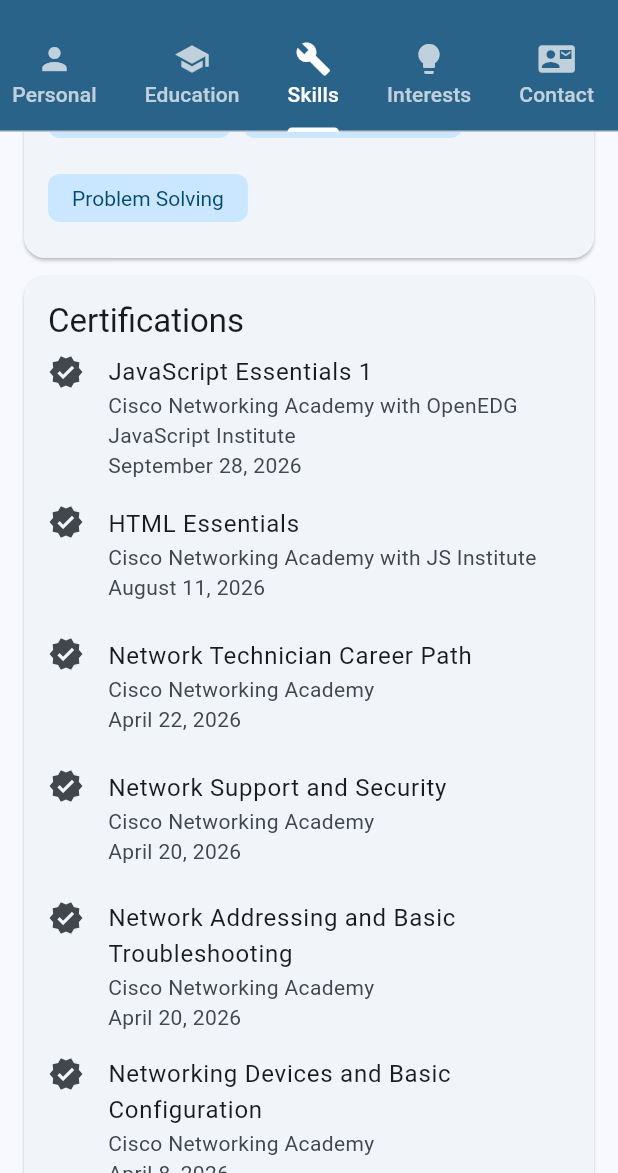
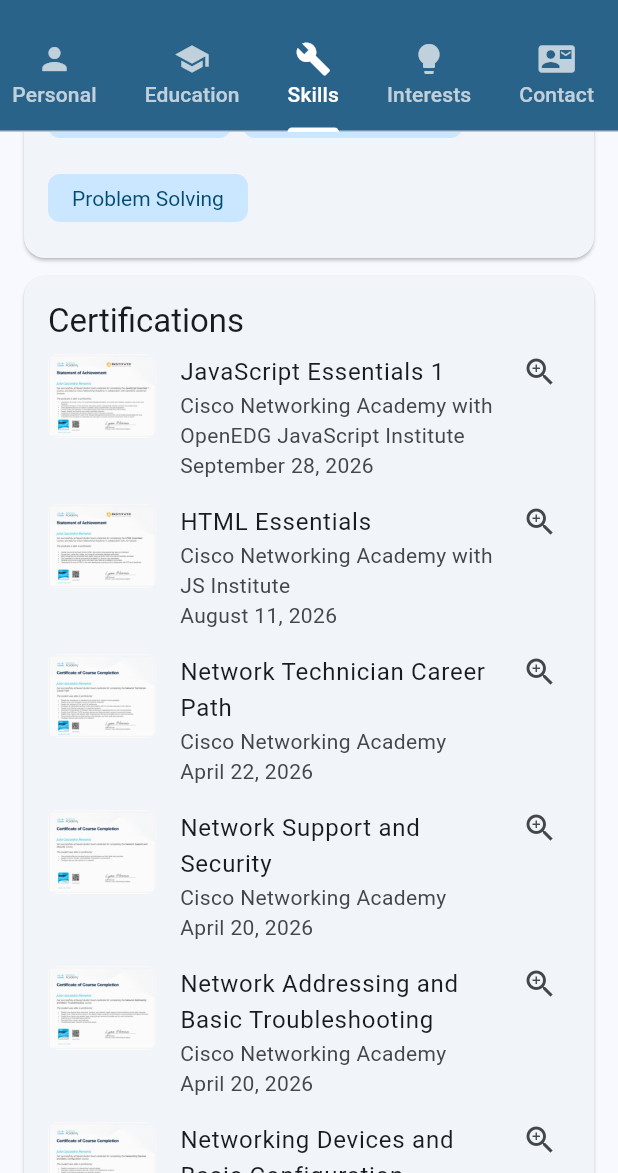
Before and after one commit to lcct-24-13115/my_portfolio, a Flutter app: the screen it shows after launch, tab 3 chosen, scrolled down 576 dp, on a phone screen of 412 x 824 dp, the part 63-1236 px from its top. Run offline on Flutter 3.47's test engine with Material 3 defaults, Android fonts, the phone set to English and light mode, and no system bars.

Commit message:
Add certificate images

```diff
--- a/lib/screens/skills_tab.dart
+++ b/lib/screens/skills_tab.dart
@@ -33,74 +33,89 @@
     'Problem Solving',
   ];
 
-  // Format: (certificate, issuer, date issued)
+  // Format: (certificate, issuer, date issued, image file)
   // Cisco Networking Academy certificates, newest first.
-  static const List<(String, String, String)> _certifications = [
+  static const List<(String, String, String, String)> _certifications = [
     (
       'JavaScript Essentials 1',
       'Cisco Networking Academy with OpenEDG JavaScript Institute',
       'September 28, 2026',
+      'assets/images/cert_js_essentials_1.jpg'
     ),
     (
       'HTML Essentials',
       'Cisco Networking Academy with JS Institute',
       'August 11, 2026',
+      'assets/images/cert_html_essentials.jpg'
     ),
     (
       'Network Technician Career Path',
       'Cisco Networking Academy',
       'April 22, 2026',
+      'assets/images/cert_network_technician.jpg'
     ),
     (
       'Network Support and Security',
       'Cisco Networking Academy',
       'April 20, 2026',
+      'assets/images/cert_network_support_security.jpg'
     ),
     (
       'Network Addressing and Basic Troubleshooting',
       'Cisco Networking Academy',
       'April 20, 2026',
+      'assets/images/cert_network_addressing.jpg'
     ),
     (
       'Networking Devices and Basic Configuration',
       'Cisco Networking Academy',
       'April 8, 2026',
+      'assets/images/cert_networking_devices.jpg'
     ),
-    ('Networking Basics', 'Cisco Networking Academy', 'April 7, 2026'),
+    (
+      'Networking Basics',
+      'Cisco Networking Academy',
+      'April 7, 2026',
+      'assets/images/cert_networking_basics.jpg'
+    ),
   ];
 
-  // Format: (seminar / training, venue, date)
+    // Format: (seminar / training, venue, date)
   static const List<(String, String, String)> _training = [
     (
       'Data Analytics for Better Decisions',
       'Manila, Phils.',
-      'October 15, 2026',
+      'October 15, 2026'
     ),
-    ('Cloud Tools for Productivity', 'Manila, Phils.', 'October 14, 2026'),
+    (
+      'Cloud Tools for Productivity',
+      'Manila, Phils.',
+      'October 14, 2026'
+    ),
     (
       'Financial Technology and AI Industry Seminar',
       'TP ICAP, Bonifacio Global City, Taguig',
-      'March 23, 2026',
+      'March 23, 2026'
     ),
     (
       'Machine Learning and Software Development Seminar',
       'La Consolacion College Tanauan',
-      'March 18-19, 2026',
+      'March 18-19, 2026'
     ),
     (
       '2-Day Technical Training: Robotics / Programming / Hackathon',
       'La Consolacion College Tanauan',
-      'March 18-19, 2026',
+      'March 18-19, 2026'
     ),
     (
       'Batangas Information Technology Conference (BITCON)',
       'Lipa City, Batangas',
-      'April 25, 2025',
+      'April 25, 2025'
     ),
     (
       'Intel Seminar: Navigating the AI Frontier',
       'La Consolacion College Tanauan',
-      'March 25, 2025',
+      'March 25, 2025'
     ),
   ];
 
@@ -126,13 +141,45 @@
     );
   }
 
-  /// Builds a card with a title and a list of (title, detail, date) rows.
-  Widget _listSection(
-    BuildContext context,
-    String title,
-    IconData icon,
-    List<(String, String, String)> rows,
-  ) {
+  /// Opens the full certificate in a dialog. Pinch or scroll to zoom.
+  void _openCertificate(BuildContext context, String title, String imagePath) {
+    showDialog<void>(
+      context: context,
+      builder: (dialogContext) => Dialog(
+        insetPadding: const EdgeInsets.all(12),
+        child: Column(
+          mainAxisSize: MainAxisSize.min,
+          children: [
+            ListTile(
+              title: Text(title),
+              trailing: IconButton(
+                icon: const Icon(Icons.close),
+                onPressed: () => Navigator.of(dialogContext).pop(),
+              ),
+            ),
+            Flexible(
+              child: InteractiveViewer(
+                minScale: 1,
+                maxScale: 4,
+                child: Image.asset(
+                  imagePath,
+                  fit: BoxFit.contain,
+                  errorBuilder: (context, error, stackTrace) => const Padding(
+                    padding: EdgeInsets.all(24),
+                    child: Text('Certificate image not found.'),
+                  ),
+                ),
+              ),
+            ),
+          ],
+        ),
+      ),
+    );
+  }
+
+  /// Builds the certifications card. Each row shows a thumbnail of the
+  /// certificate; tapping it opens the full image.
+  Widget _certificationsSection(BuildContext context) {
     return Card(
       child: Padding(
         padding: const EdgeInsets.symmetric(vertical: 16),
@@ -141,7 +188,51 @@
           children: [
             Padding(
               padding: const EdgeInsets.symmetric(horizontal: 16),
-              child: Text(title, style: Theme.of(context).textTheme.titleLarge),
+              child: Text('Certifications',
+                  style: Theme.of(context).textTheme.titleLarge),
+            ),
+            for (final (name, issuer, date, image) in _certifications)
+              ListTile(
+                leading: ClipRRect(
+                  borderRadius: BorderRadius.circular(6),
+                  child: Image.asset(
+                    image,
+                    width: 72,
+                    height: 56,
+                    fit: BoxFit.cover,
+                    errorBuilder: (context, error, stackTrace) =>
+                        const SizedBox(
+                      width: 72,
+                      height: 56,
+                      child: Icon(Icons.verified),
+                    ),
+                  ),
+                ),
+                title: Text(name),
+                subtitle: Text('$issuer\n$date'),
+                isThreeLine: true,
+                trailing: const Icon(Icons.zoom_in),
+                onTap: () => _openCertificate(context, name, image),
+              ),
+          ],
+        ),
+      ),
+    );
+  }
+
+  /// Builds a card with a title and a list of (title, detail, date) rows.
+  Widget _listSection(BuildContext context, String title, IconData icon,
+      List<(String, String, String)> rows) {
+    return Card(
+      child: Padding(
+        padding: const EdgeInsets.symmetric(vertical: 16),
+        child: Column(
+          crossAxisAlignment: CrossAxisAlignment.start,
+          children: [
+            Padding(
+              padding: const EdgeInsets.symmetric(horizontal: 16),
+              child: Text(title,
+                  style: Theme.of(context).textTheme.titleLarge),
             ),
             for (final (name, detail, date) in rows)
               ListTile(
@@ -163,18 +254,9 @@
       children: [
         _chipSection(context, 'Technical Skills', _technical),
         _chipSection(context, 'Non-Technical Skills', _nonTechnical),
-        _listSection(
-          context,
-          'Certifications',
-          Icons.verified,
-          _certifications,
-        ),
-        _listSection(
-          context,
-          'Seminars & Training',
-          Icons.workspace_premium,
-          _training,
-        ),
+        _certificationsSection(context),
+        _listSection(context, 'Seminars & Training',
+            Icons.workspace_premium, _training),
       ],
     );
   }
```
Also changed, not shown: assets/images/cert_html_essentials.jpg (added), assets/images/cert_js_essentials_1.jpg (added), assets/images/cert_network_addressing.jpg (added), assets/images/cert_network_support_security.jpg (added), assets/images/cert_network_technician.jpg (added), assets/images/cert_networking_basics.jpg (added), assets/images/cert_networking_devices.jpg (added).
